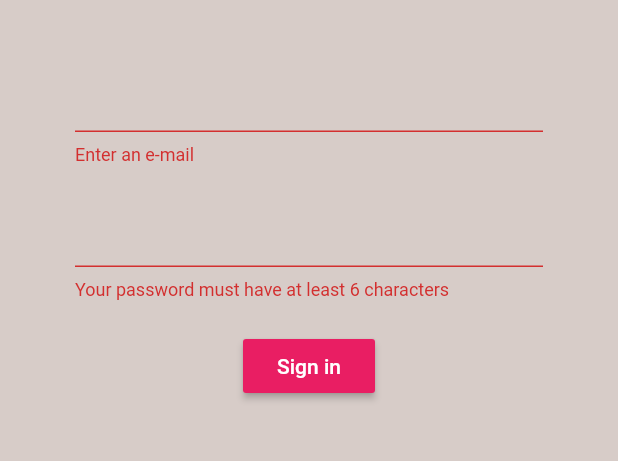
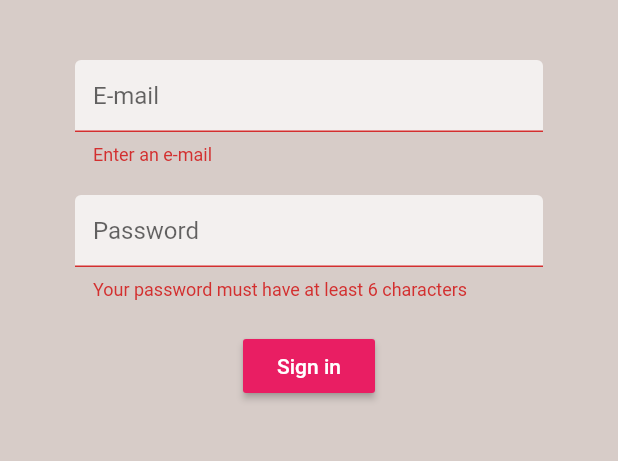
Before and after one commit to Matheus-Carvalho1/zrxrfgvuy, a Flutter app: the screen it shows after launch, after a tap on "Sign in", on a phone screen of 412 x 824 dp, the part 84-545 px from its top. Run offline on Flutter 3.47's test engine with Material 2 defaults, Android fonts, the phone set to English and light mode, and no system bars; our stand-ins replace cloud_firestore, firebase_auth, flutter_spinkit; accounts and stored records are empty.

Commit message:
Terminamos a autenticação por e-mail. Começando a usar o database e exibir os dados na tela

```diff
--- /dev/null
+++ b/brew_crew/lib/models/brew.dart
@@ -0,0 +1,7 @@
+class Brew {
+  final String name;
+  final String sugars;
+  final int strength;
+
+  Brew({this.name, this.sugars, this.strength});
+}
--- a/brew_crew/lib/screens/authentication/signin.dart
+++ b/brew_crew/lib/screens/authentication/signin.dart
@@ -1,4 +1,6 @@
 import 'package:brew_crew/services/auth.dart';
+import 'package:brew_crew/shared/constants.dart';
+import 'package:brew_crew/shared/loading.dart';
 import 'package:flutter/material.dart';
 
 class SignIn extends StatefulWidget {
@@ -13,13 +15,16 @@ class SignIn extends StatefulWidget {
 class _SignInState extends State<SignIn> {
   final AuthService _auth = AuthService();
   final _formkey = GlobalKey<FormState>();
+  bool loading = false;
   String email = "";
   String password = "";
   String error = "";
 
   @override
   Widget build(BuildContext context) {
-    return Scaffold(
+    return loading
+        ? Loading()
+        : Scaffold(
             backgroundColor: Colors.brown[100],
             appBar: AppBar(
               backgroundColor: Colors.brown[400],
@@ -45,6 +50,7 @@ class _SignInState extends State<SignIn> {
                           height: 20.0,
                         ),
                         TextFormField(
+                          decoration: textInputDecoration.copyWith(hintText: 'E-mail'),
                           validator: (val) => val.isEmpty ? "Enter an e-mail" : null,
                           onChanged: (val) {
                             setState(() => {email = val});
@@ -54,10 +60,9 @@ class _SignInState extends State<SignIn> {
                           height: 20.0,
                         ),
                         TextFormField(
+                          decoration: textInputDecoration.copyWith(hintText: 'Password'),
                           obscureText: true,
-                    validator: (val) => val.length < 6
-                        ? "Your password must have at least 6 characters"
-                        : null,
+                          validator: (val) => val.length < 6 ? "Your password must have at least 6 characters" : null,
                           onChanged: (val) {
                             setState(() => {password = val});
                           },
@@ -73,12 +78,14 @@ class _SignInState extends State<SignIn> {
                             ),
                             onPressed: () async {
                               if (_formkey.currentState.validate()) {
-                          dynamic result = await _auth
-                              .signInWithEmailAndPassword(email, password);
+                                setState(() {
+                                  loading = true;
+                                });
+                                dynamic result = await _auth.signInWithEmailAndPassword(email, password);
                                 if (result == null) {
                                   setState(() {
-                              error =
-                                  'Could not sign in with those credentials';
+                                    error = 'Could not sign in with those credentials';
+                                    loading = false;
                                   });
                                 }
                               }
--- /dev/null
+++ b/brew_crew/lib/shared/constants.dart
@@ -0,0 +1,12 @@
+import 'package:flutter/material.dart';
+
+const textInputDecoration = InputDecoration(
+  fillColor: Colors.white70,
+  filled: true,
+  enabledBorder: OutlineInputBorder(
+    borderSide: BorderSide(color: Colors.white70, width: 2.0),
+  ),
+  focusedBorder: OutlineInputBorder(
+    borderSide: BorderSide(color: Colors.pink, width: 2.0),
+  ),
+);
--- a/brew_crew/pubspec.yaml
+++ b/brew_crew/pubspec.yaml
@@ -31,6 +31,7 @@ dependencies:
   firebase_auth: ^0.14.0+5
   cloud_firestore: ^0.12.9+4
   provider: ^3.1.0
+  flutter_spinkit: "^4.0.0"
 
 dev_dependencies:
   flutter_test:
```
Also changed, not shown: brew_crew/lib/screens/authentication/register.dart (+14 -6 lines), brew_crew/lib/screens/home/brew_list.dart (added, +23 -0 lines), brew_crew/lib/screens/home/brew_tile.dart (added, +25 -0 lines), brew_crew/lib/screens/home/home.dart (+9 -1 lines), brew_crew/lib/services/auth.dart (+5 -4 lines), brew_crew/lib/services/database.dart (added, +30 -0 lines), brew_crew/lib/shared/loading.dart (added, +17 -0 lines), brew_crew/pubspec.lock. Lines whose indentation alone changed are shown as unchanged.
